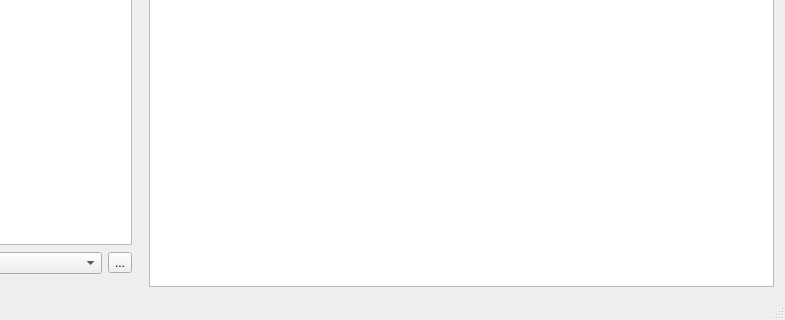
Above: linphonewindow.ui from Gui13/qlinphone before the change; both pictures show x 118 to 903 and y 199 to 519 of the 903 by 519 pixel window. Below: the same form after it.
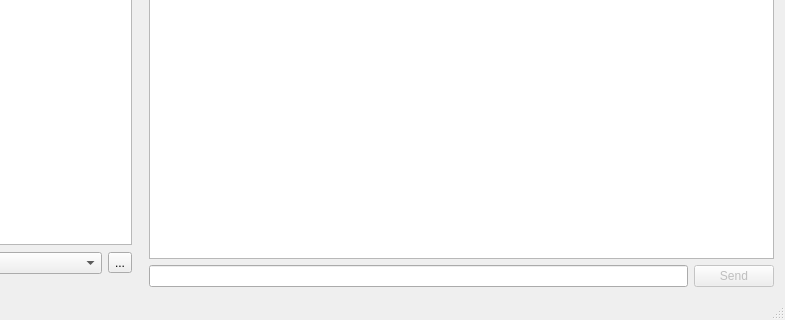
That is the form after the change.

What changed in the file:
```diff
--- a/linphonewindow.ui
+++ b/linphonewindow.ui
@@ -109,7 +109,28 @@
        </widget>
       </item>
       <item>
-       <widget class="QListView" name="chatList"/>
+       <layout class="QVBoxLayout" name="verticalLayout">
+        <item>
+         <widget class="QListView" name="chatList"/>
+        </item>
+        <item>
+         <layout class="QHBoxLayout" name="horizontalLayout_2">
+          <item>
+           <widget class="QLineEdit" name="messageBox"/>
+          </item>
+          <item>
+           <widget class="QPushButton" name="sendMessage">
+            <property name="enabled">
+             <bool>false</bool>
+            </property>
+            <property name="text">
+             <string>Send</string>
+            </property>
+           </widget>
+          </item>
+         </layout>
+        </item>
+       </layout>
       </item>
      </layout>
     </item>
```
Left out of the diff: 19 changed lines with no effect on the pictures.
